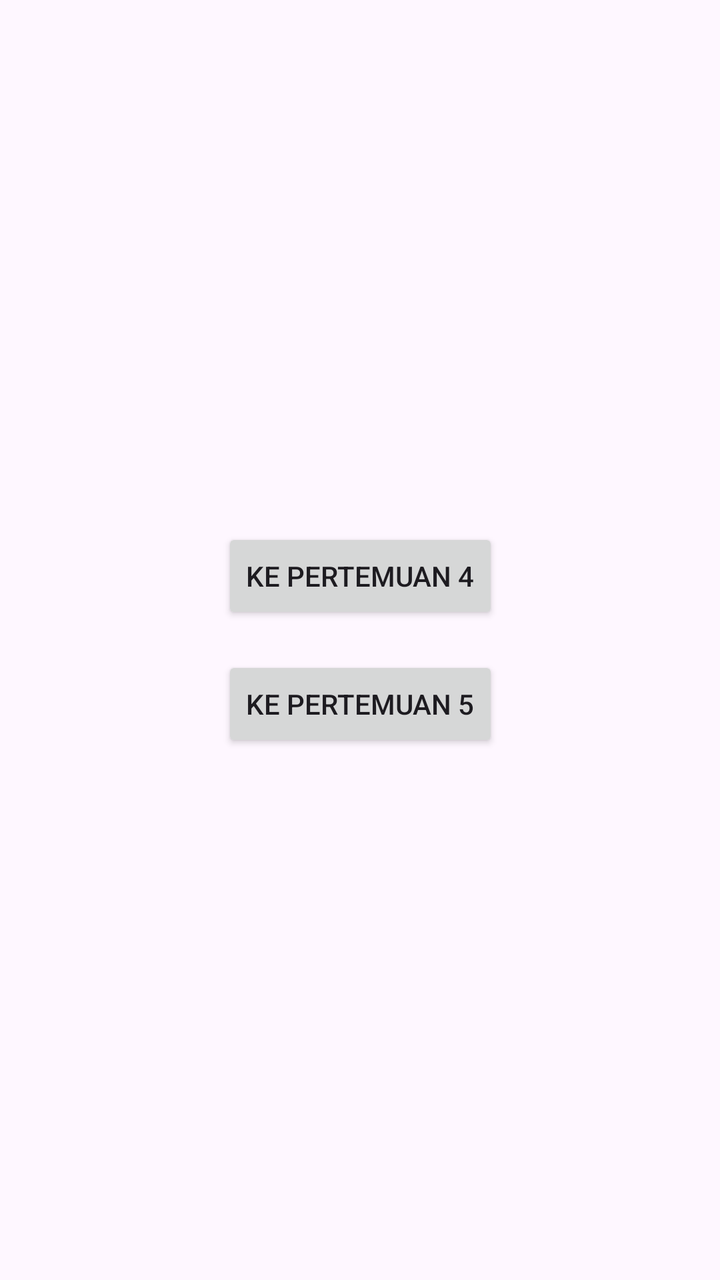
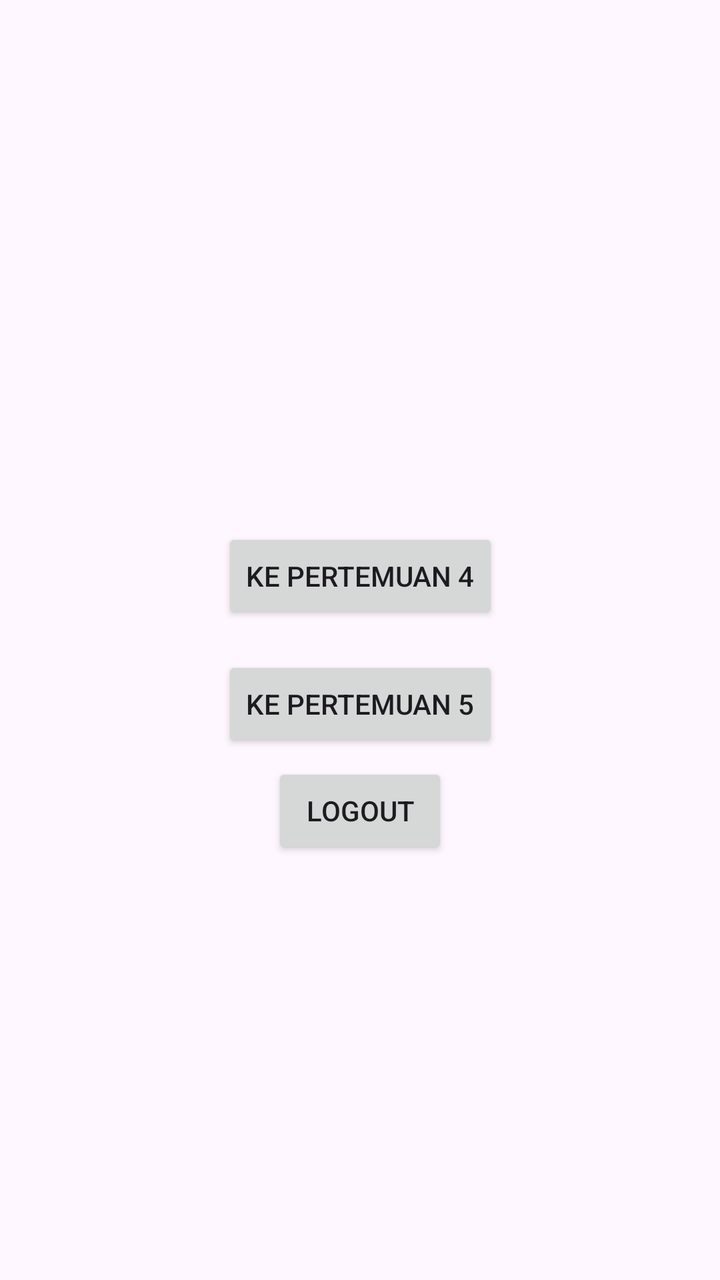

Two renders of the same Android screen: before a commit and after it. Below are the layout's source before the change and the commit's diff.
<!-- AndroidManifest.xml: application theme Theme.Marskilaa -->
<!-- res/layout/activity_main.xml -->
<?xml version="1.0" encoding="utf-8"?>
<androidx.constraintlayout.widget.ConstraintLayout
    xmlns:android="http://schemas.android.com/apk/res/android"
    xmlns:app="http://schemas.android.com/apk/res-auto"
    xmlns:tools="http://schemas.android.com/tools"
    android:id="@+id/main"
    android:layout_width="match_parent"
    android:layout_height="match_parent"
    tools:context=".MainActivity">

    
    <Button
        android:id="@+id/btnToFourth"
        android:layout_width="wrap_content"
        android:layout_height="wrap_content"
        android:text="Ke Pertemuan 4"
        app:layout_constraintBottom_toTopOf="@id/btnToFifth"
        app:layout_constraintEnd_toEndOf="parent"
        app:layout_constraintStart_toStartOf="parent"
        app:layout_constraintTop_toTopOf="parent"
        app:layout_constraintVertical_chainStyle="packed" />

    
    <Button
        android:id="@+id/btnToFifth"
        android:layout_width="wrap_content"
        android:layout_height="wrap_content"
        android:layout_marginTop="16dp"
        android:text="Ke Pertemuan 5"
        app:layout_constraintBottom_toBottomOf="parent"
        app:layout_constraintEnd_toEndOf="parent"
        app:layout_constraintStart_toStartOf="parent"
        app:layout_constraintTop_toBottomOf="@id/btnToFourth" />

</androidx.constraintlayout.widget.ConstraintLayout>
<!-- resources referenced by this layout -->
<resources>
  <style name="Theme.Marskilaa" parent="Base.Theme.Marskilaa" />
  <style name="Base.Theme.Marskilaa" parent="Theme.Material3.DayNight.NoActionBar">
          
          
      </style>
</resources>

<!-- the commit's change to res/layout/activity_main.xml (unified diff, before → after) -->
@@ -32,4 +32,15 @@
         app:layout_constraintStart_toStartOf="parent"
         app:layout_constraintTop_toBottomOf="@id/btnToFourth" />
 
+    <Button
+        android:id="@+id/btnLogout"
+        android:layout_width="wrap_content"
+        android:layout_height="wrap_content"
+        android:text="Logout"
+        app:layout_constraintBottom_toBottomOf="parent"
+        app:layout_constraintEnd_toEndOf="parent"
+        app:layout_constraintStart_toStartOf="parent"
+        app:layout_constraintTop_toTopOf="parent"
+        app:layout_constraintVertical_bias="0.644" />
+
 </androidx.constraintlayout.widget.ConstraintLayout>
